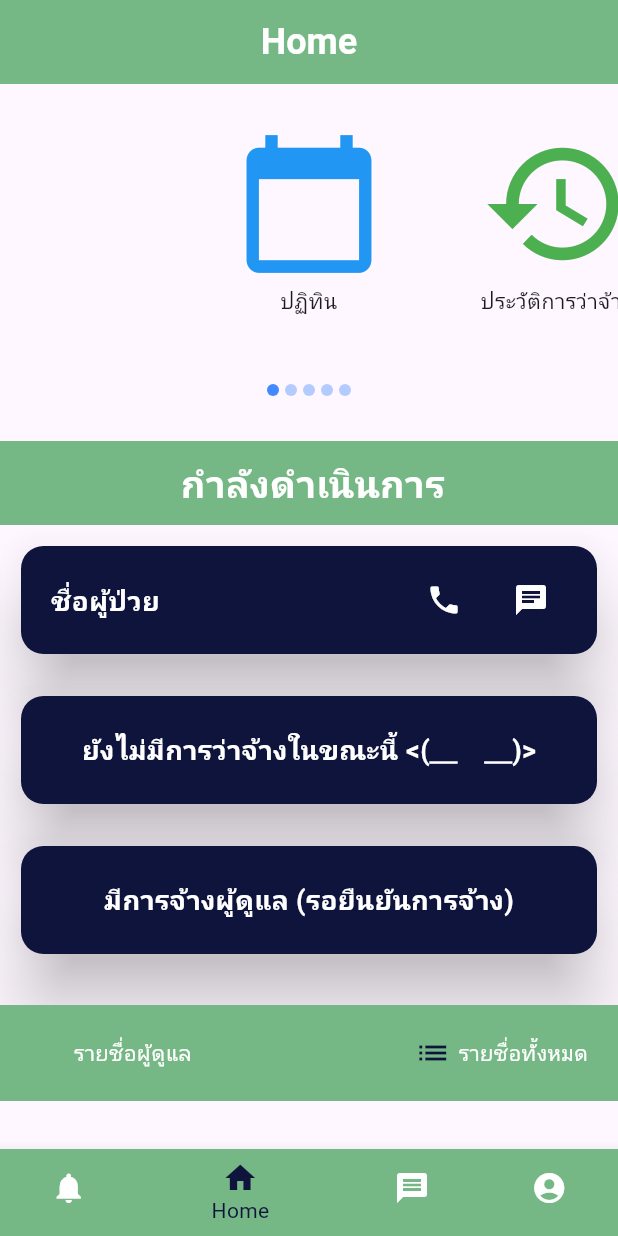
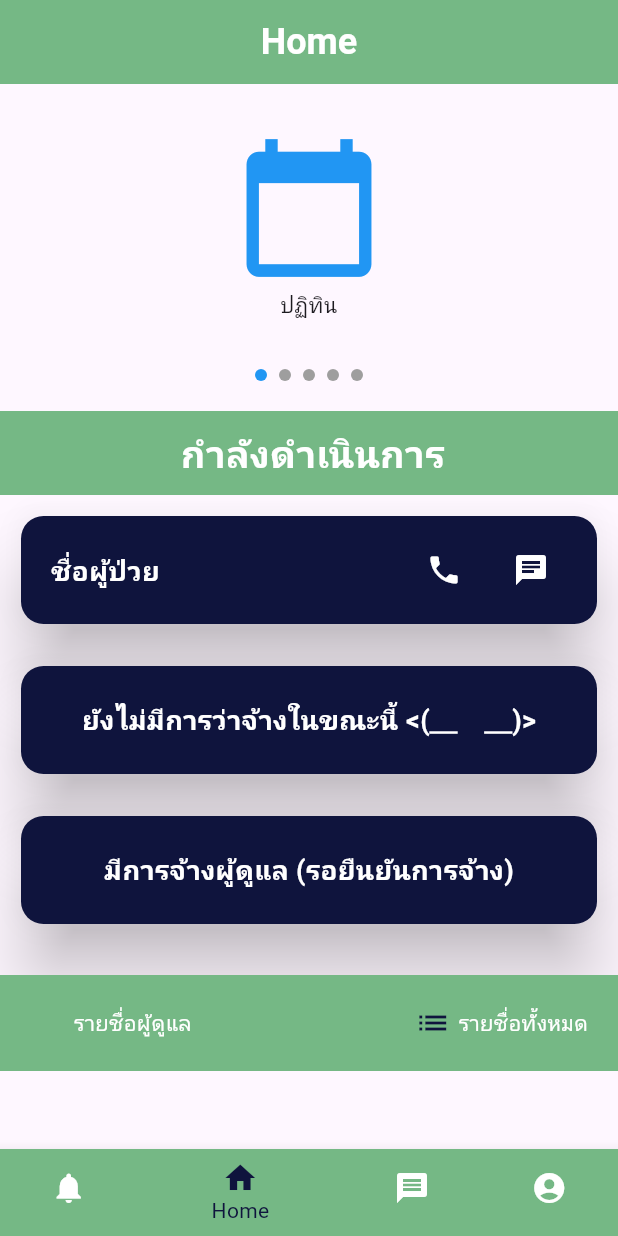
Before and after one commit to s6352410011/CarePatient, a Flutter app: the RegisterUI screen opened directly, after a tap on an icon or button, on a phone screen of 412 x 824 dp. Run offline on Flutter 3.47's test engine with Material 3 defaults, Android fonts, the phone set to English and light mode, and no system bars; drawn by our look-alikes of carousel_slider; our stand-ins replace animate_do, cloud_firestore, email_validator, file_picker, firebase_auth, firebase_core and 5 more; accounts and stored records are empty; network calls fail.

Commit message:
Finsh Home Icon slide dots

```diff
--- a/lib/Patient_Page/home_patient_ui.dart
+++ b/lib/Patient_Page/home_patient_ui.dart
@@ -17,27 +17,30 @@ class HomePatientUI extends StatefulWidget {
 }
 
 class _HomePatientUIState extends State<HomePatientUI> {
-  int _currentCarouselIndex = 0; // ตั้งค่าเริ่มต้นของ index ปัจจุบัน
+  int _selectedIndex = 0; // ตั้งค่าเริ่มต้นของ index ปัจจุบัน
 
-  final List<String> labels = [
+  @override
+  Widget build(BuildContext context) {
+    List<String> labels = [
       'ปฏิทิน',
       'ประวัติการว่าจ้าง',
       'ข้อมูลผู้ดูแล',
       'แผนที่',
       'คะแนนรีวิว'
     ];
-
-  @override
-  Widget build(BuildContext context) {
     return MaterialApp(
       debugShowCheckedModeBanner: false,
       home: Scaffold(
-        body: ListView(
+        body: Column(
+          crossAxisAlignment: CrossAxisAlignment.stretch,
           children: [
-            SizedBox(
-              height: 30,
+            SizedBox(height: 10),
+            Padding(
+              padding: const EdgeInsets.all(10.0),
+              child: buildCarousel(labels),
             ),
-            buildCarouselSlider(),
+            SizedBox(height: 10),
+            buildDots(labels.length),
             const SizedBox(height: 20.0),
             buildRowTabBar(context, ['กำลังดำเนินการ']),
             buildCardWithContact(context), // ทำ if else เพิ่มหน้ากำลังดำเนินการ
@@ -53,26 +56,24 @@ class _HomePatientUIState extends State<HomePatientUI> {
     );
   }
 
-  Widget buildCarouselSlider() {
-    return Column(
-      children: [
-        CarouselSlider.builder(
-          options: CarouselOptions(
+  Widget buildCarousel(List<String> labels) {
+    return SizedBox(
       height: 150,
-            enableInfiniteScroll: false,
-            viewportFraction: 0.4,
-            aspectRatio: 16 / 9,
-            autoPlay: false,
-            onPageChanged: (index, reason) {
-              // อัปเดต index ปัจจุบันเมื่อมีการ slide
+      child: PageView.builder(
+        itemCount: labels.length,
+        onPageChanged: (index) {
           setState(() {
-                _currentCarouselIndex = index;
+            _selectedIndex = index;
           });
         },
+        itemBuilder: (context, index) {
+          return buildSlide(labels[index]);
+        },
       ),
-          itemCount: labels.length,
-          itemBuilder: (BuildContext context, int index, int realIndex) {
-            String label = labels[index];
+    );
+  }
+
+  Widget buildSlide(String label) {
     IconData iconData;
     Color iconColor;
 
@@ -102,8 +103,8 @@ class _HomePatientUIState extends State<HomePatientUI> {
         iconColor = Colors.grey;
         break;
     }
-
     return GestureDetector(
+      // Change InkWell to GestureDetector
       onTap: () {
         switch (label) {
           case 'ปฏิทิน':
@@ -126,7 +127,7 @@ class _HomePatientUIState extends State<HomePatientUI> {
             Navigator.push(
               context,
               MaterialPageRoute(
-                        builder: (context) => PatientPage(),
+                builder: (context) => MapPage(),
               ),
             );
             break;
@@ -134,7 +135,7 @@ class _HomePatientUIState extends State<HomePatientUI> {
             Navigator.push(
               context,
               MaterialPageRoute(
-                        builder: (context) => MapPage(),
+                builder: (context) => ReviewPage(),
               ),
             );
             break;
@@ -151,8 +152,9 @@ class _HomePatientUIState extends State<HomePatientUI> {
         }
       },
       child: Container(
-                margin: EdgeInsets.symmetric(horizontal: 5.0),
+        margin: EdgeInsets.symmetric(horizontal: 15),
         child: Column(
+          mainAxisAlignment: MainAxisAlignment.center,
           children: [
             Icon(iconData, color: iconColor, size: 100),
             SizedBox(height: 5),
@@ -161,29 +163,25 @@ class _HomePatientUIState extends State<HomePatientUI> {
         ),
       ),
     );
-          },
-        ),
-        SizedBox(height: 10),
-        Row(
+  }
+
+  Widget buildDots(int count) {
+    return Row(
       mainAxisAlignment: MainAxisAlignment.center,
       children: List.generate(
-            labels.length,
-            (index) {
-              return Container(
-                width: 8.0,
-                height: 8.0,
-                margin: EdgeInsets.symmetric(vertical: 10.0, horizontal: 2.0),
+        count,
+        (index) => Container(
+          margin: EdgeInsets.symmetric(horizontal: 4),
+          width: 8,
+          height: 8,
           decoration: BoxDecoration(
             shape: BoxShape.circle,
-                  color: Colors.blueAccent.withOpacity(
-                    index == _currentCarouselIndex ? 1 : 0.4,
+            color: index == _selectedIndex
+                ? Colors.blue
+                : Colors.grey, // กำหนดสีของ dots ตาม selectedIndex
           ),
         ),
-              );
-            },
       ),
-        ),
-      ],
     );
   }
 }
```
Lines whose indentation alone changed are shown as unchanged.
